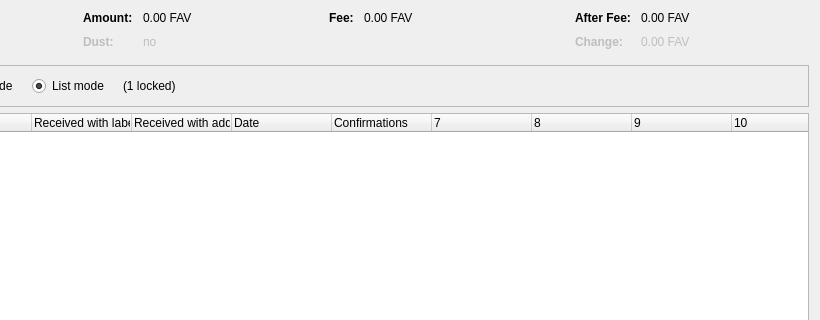
The window that src/qt/forms/coincontroldialog.ui (otecmichal/kryptokoruna) describes before a commit, drawn with Qt 5; both pictures show x 180 to 1000 and y 0 to 320 of the 1000 by 500 pixel window.
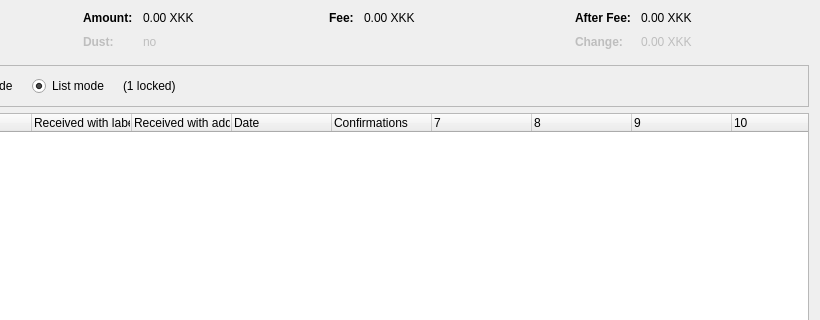
The same window after the commit. Custom widgets are drawn as their Qt base class.

```diff
--- a/src/qt/forms/coincontroldialog.ui
+++ b/src/qt/forms/coincontroldialog.ui
@@ -132,7 +132,7 @@
           <enum>Qt::ActionsContextMenu</enum>
          </property>
          <property name="text">
-          <string notr="true">0.00 FAV</string>
+          <string notr="true">0.00 XKK</string>
          </property>
          <property name="textInteractionFlags">
           <set>Qt::LinksAccessibleByMouse|Qt::TextSelectableByKeyboard|Qt::TextSelectableByMouse</set>
@@ -212,7 +212,7 @@
           <enum>Qt::ActionsContextMenu</enum>
          </property>
          <property name="text">
-          <string notr="true">0.00 FAV</string>
+          <string notr="true">0.00 XKK</string>
          </property>
          <property name="textInteractionFlags">
           <set>Qt::LinksAccessibleByMouse|Qt::TextSelectableByKeyboard|Qt::TextSelectableByMouse</set>
@@ -257,7 +257,7 @@
           <enum>Qt::ActionsContextMenu</enum>
          </property>
          <property name="text">
-          <string notr="true">0.00 FAV</string>
+          <string notr="true">0.00 XKK</string>
          </property>
          <property name="textInteractionFlags">
           <set>Qt::LinksAccessibleByMouse|Qt::TextSelectableByKeyboard|Qt::TextSelectableByMouse</set>
@@ -292,7 +292,7 @@
           <enum>Qt::ActionsContextMenu</enum>
          </property>
          <property name="text">
-          <string notr="true">0.00 FAV</string>
+          <string notr="true">0.00 XKK</string>
          </property>
          <property name="textInteractionFlags">
           <set>Qt::LinksAccessibleByMouse|Qt::TextSelectableByKeyboard|Qt::TextSelectableByMouse</set>
```
